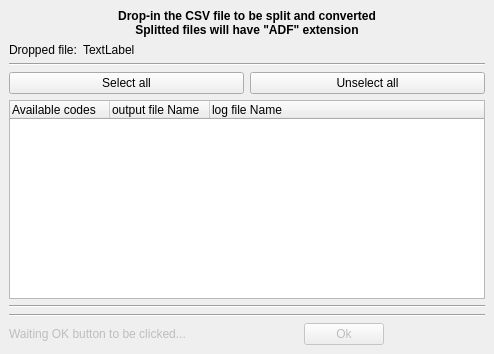
This is mainwindow.ui in max-privato/CanzeLogRead as Qt 5 draws it before an edit. The edited form follows.
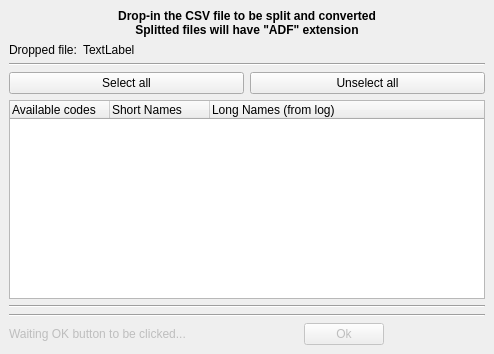
This is the edited form.

What changed in the file:
```diff
--- a/mainwindow.ui
+++ b/mainwindow.ui
@@ -94,17 +94,17 @@
      <widget class="QTreeWidget" name="treeWidget">
       <column>
        <property name="text">
-        <string>Available codes              </string>
+        <string>Available codes         </string>
        </property>
       </column>
       <column>
        <property name="text">
-        <string>output file Name</string>
+        <string>Short Names    </string>
        </property>
       </column>
       <column>
        <property name="text">
-        <string>log file Name</string>
+        <string>Long Names (from log)</string>
        </property>
       </column>
      </widget>
```
